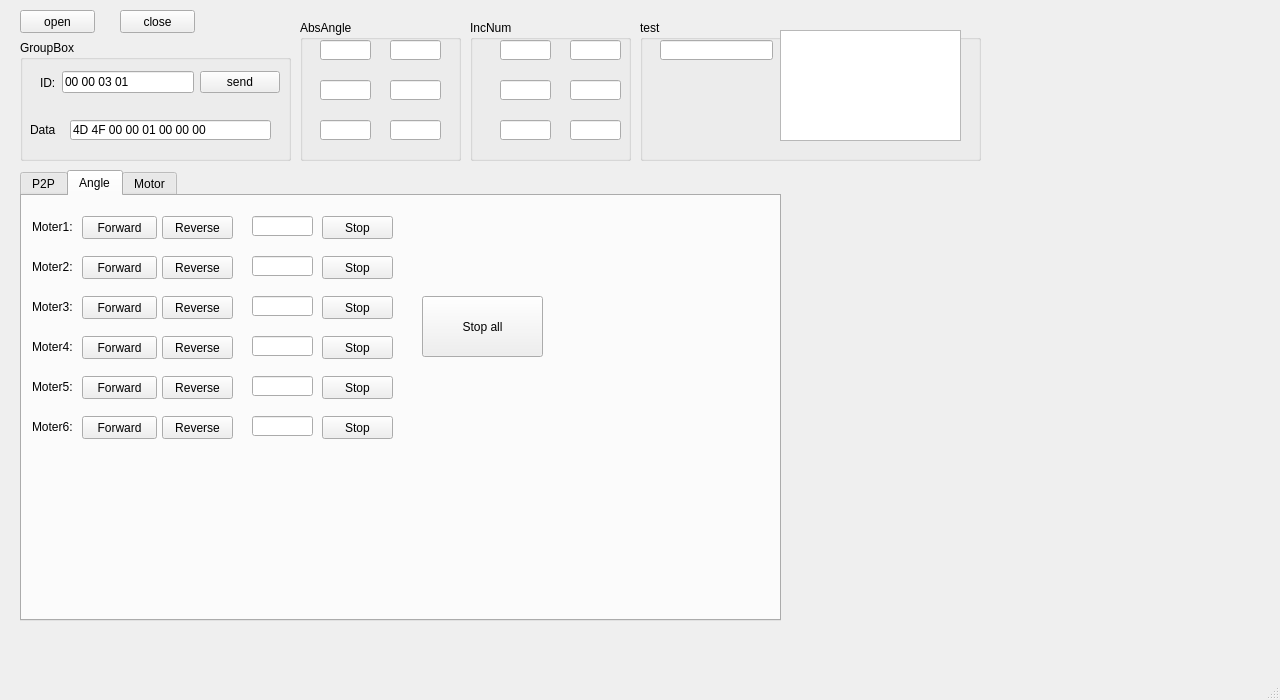
philyc/Manipulator_Controller, file view.ui: the form before one commit.
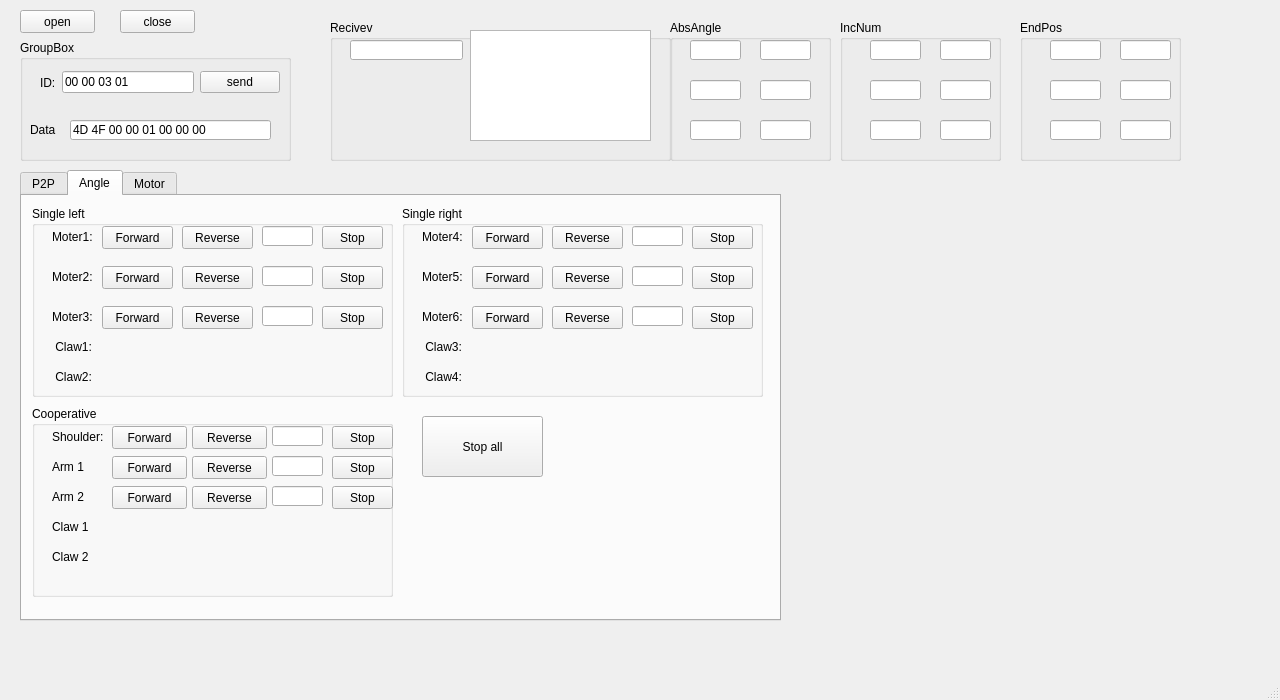
The form after the commit. The open tabs and pages were chosen to show the change. Custom widgets are drawn as their Qt base class.

The edit to the form file:
```diff
--- a/view.ui
+++ b/view.ui
@@ -145,58 +145,102 @@
      <attribute name="title">
       <string>Angle</string>
      </attribute>
+     <widget class="QPushButton" name="btnMoterRunStopAll">
+      <property name="geometry">
+       <rect>
+        <x>400</x>
+        <y>220</y>
+        <width>121</width>
+        <height>61</height>
+       </rect>
+      </property>
+      <property name="text">
+       <string>Stop all</string>
+      </property>
+     </widget>
+     <widget class="QGroupBox" name="SingleRunLeft">
+      <property name="geometry">
+       <rect>
+        <x>10</x>
+        <y>10</y>
+        <width>361</width>
+        <height>191</height>
+       </rect>
+      </property>
+      <property name="title">
+       <string>Single left</string>
+      </property>
+      <widget class="QLabel" name="labMoter2Run">
+       <property name="geometry">
+        <rect>
+         <x>20</x>
+         <y>60</y>
+         <width>41</width>
+         <height>21</height>
+        </rect>
+       </property>
+       <property name="text">
+        <string>Moter2:</string>
+       </property>
+      </widget>
+      <widget class="QLabel" name="labMoter1Run">
+       <property name="geometry">
+        <rect>
+         <x>20</x>
+         <y>20</y>
+         <width>41</width>
+         <height>21</height>
+        </rect>
+       </property>
+       <property name="text">
+        <string>Moter1:</string>
+       </property>
+      </widget>
+      <widget class="QLabel" name="labMoter3Run">
+       <property name="geometry">
+        <rect>
+         <x>20</x>
+         <y>100</y>
+         <width>41</width>
+         <height>21</height>
+        </rect>
+       </property>
+       <property name="text">
+        <string>Moter3:</string>
+       </property>
+      </widget>
+      <widget class="QPushButton" name="btnMoter3RunFor">
+       <property name="geometry">
+        <rect>
+         <x>70</x>
+         <y>100</y>
+         <width>71</width>
+         <height>23</height>
+        </rect>
+       </property>
+       <property name="text">
+        <string>Forward</string>
+       </property>
+      </widget>
      <widget class="QPushButton" name="btnMoter1RunFor">
       <property name="geometry">
        <rect>
-        <x>60</x>
-        <y>20</y>
-        <width>75</width>
-        <height>23</height>
-       </rect>
-      </property>
-      <property name="text">
-       <string>Forward</string>
-      </property>
-     </widget>
-     <widget class="QPushButton" name="btnMoter1RunRev">
-      <property name="geometry">
-       <rect>
-        <x>140</x>
+         <x>70</x>
         <y>20</y>
         <width>71</width>
         <height>23</height>
        </rect>
       </property>
       <property name="text">
-       <string>Reverse</string>
-      </property>
-     </widget>
-     <widget class="QLineEdit" name="edtMoter1RunAngle">
-      <property name="geometry">
-       <rect>
-        <x>230</x>
-        <y>20</y>
-        <width>61</width>
-        <height>20</height>
-       </rect>
-      </property>
-     </widget>
-     <widget class="QLineEdit" name="edtMoter2RunAngle">
-      <property name="geometry">
-       <rect>
-        <x>230</x>
-        <y>60</y>
-        <width>61</width>
-        <height>20</height>
-       </rect>
+        <string>Forward</string>
       </property>
      </widget>
      <widget class="QPushButton" name="btnMoter2RunFor">
       <property name="geometry">
        <rect>
-        <x>60</x>
+         <x>70</x>
         <y>60</y>
-        <width>75</width>
+         <width>71</width>
         <height>23</height>
        </rect>
       </property>
@@ -204,10 +248,23 @@
        <string>Forward</string>
       </property>
      </widget>
+      <widget class="QPushButton" name="btnMoter1RunRev">
+       <property name="geometry">
+        <rect>
+         <x>150</x>
+         <y>20</y>
+         <width>71</width>
+         <height>23</height>
+        </rect>
+       </property>
+       <property name="text">
+        <string>Reverse</string>
+       </property>
+      </widget>
      <widget class="QPushButton" name="btnMoter2RunRev">
       <property name="geometry">
        <rect>
-        <x>140</x>
+         <x>150</x>
         <y>60</y>
         <width>71</width>
         <height>23</height>
@@ -217,20 +274,10 @@
        <string>Reverse</string>
       </property>
      </widget>
-     <widget class="QLineEdit" name="edtMoter3RunAngle">
-      <property name="geometry">
-       <rect>
-        <x>230</x>
-        <y>100</y>
-        <width>61</width>
-        <height>20</height>
-       </rect>
-      </property>
-     </widget>
      <widget class="QPushButton" name="btnMoter3RunRev">
       <property name="geometry">
        <rect>
-        <x>140</x>
+         <x>150</x>
         <y>100</y>
         <width>71</width>
         <height>23</height>
@@ -240,73 +287,165 @@
        <string>Reverse</string>
       </property>
      </widget>
-     <widget class="QPushButton" name="btnMoter3RunFor">
+      <widget class="QLineEdit" name="edtMoter1RunAngle">
       <property name="geometry">
        <rect>
-        <x>60</x>
+         <x>230</x>
+         <y>20</y>
+         <width>51</width>
+         <height>20</height>
+        </rect>
+       </property>
+      </widget>
+      <widget class="QLineEdit" name="edtMoter3RunAngle">
+       <property name="geometry">
+        <rect>
+         <x>230</x>
         <y>100</y>
-        <width>75</width>
+         <width>51</width>
+         <height>20</height>
+        </rect>
+       </property>
+      </widget>
+      <widget class="QLineEdit" name="edtMoter2RunAngle">
+       <property name="geometry">
+        <rect>
+         <x>230</x>
+         <y>60</y>
+         <width>51</width>
+         <height>20</height>
+        </rect>
+       </property>
+      </widget>
+      <widget class="QPushButton" name="btnMoter3RunStop">
+       <property name="geometry">
+        <rect>
+         <x>290</x>
+         <y>100</y>
+         <width>61</width>
         <height>23</height>
        </rect>
       </property>
       <property name="text">
-       <string>Forward</string>
+        <string>Stop</string>
+       </property>
+      </widget>
+      <widget class="QPushButton" name="btnMoter2RunStop">
+       <property name="geometry">
+        <rect>
+         <x>290</x>
+         <y>60</y>
+         <width>61</width>
+         <height>23</height>
+        </rect>
+       </property>
+       <property name="text">
+        <string>Stop</string>
+       </property>
+      </widget>
+      <widget class="QPushButton" name="btnMoter1RunStop">
+       <property name="geometry">
+        <rect>
+         <x>290</x>
+         <y>20</y>
+         <width>61</width>
+         <height>23</height>
+        </rect>
+       </property>
+       <property name="text">
+        <string>Stop</string>
+       </property>
+      </widget>
+      <widget class="QLabel" name="labClaw1Run">
+       <property name="geometry">
+        <rect>
+         <x>20</x>
+         <y>130</y>
+         <width>41</width>
+         <height>21</height>
+        </rect>
+       </property>
+       <property name="text">
+        <string> Claw1:</string>
+       </property>
+      </widget>
+      <widget class="QLabel" name="labClaw2Run">
+       <property name="geometry">
+        <rect>
+         <x>20</x>
+         <y>160</y>
+         <width>41</width>
+         <height>21</height>
+        </rect>
+       </property>
+       <property name="text">
+        <string> Claw2:</string>
+       </property>
+      </widget>
+     </widget>
+     <widget class="QGroupBox" name="SingleRunRight">
+      <property name="geometry">
+       <rect>
+        <x>380</x>
+        <y>10</y>
+        <width>361</width>
+        <height>191</height>
+       </rect>
+      </property>
+      <property name="title">
+       <string>Single right</string>
+      </property>
+      <widget class="QPushButton" name="btnMoter6RunStop">
+       <property name="geometry">
+        <rect>
+         <x>290</x>
+         <y>100</y>
+         <width>61</width>
+         <height>23</height>
+        </rect>
+       </property>
+       <property name="text">
+        <string>Stop</string>
       </property>
      </widget>
      <widget class="QLineEdit" name="edtMoter4RunAngle">
       <property name="geometry">
        <rect>
         <x>230</x>
-        <y>140</y>
-        <width>61</width>
+         <y>20</y>
+         <width>51</width>
         <height>20</height>
        </rect>
       </property>
      </widget>
-     <widget class="QPushButton" name="btnMoter4RunFor">
+      <widget class="QLineEdit" name="edtMoter6RunAngle">
       <property name="geometry">
        <rect>
-        <x>60</x>
-        <y>140</y>
-        <width>75</width>
-        <height>23</height>
-       </rect>
-      </property>
-      <property name="text">
-       <string>Forward</string>
-      </property>
-     </widget>
-     <widget class="QPushButton" name="btnMoter4RunRev">
+         <x>230</x>
+         <y>100</y>
+         <width>51</width>
+         <height>20</height>
+        </rect>
+       </property>
+      </widget>
+      <widget class="QLabel" name="labMoter5Run">
       <property name="geometry">
        <rect>
-        <x>140</x>
-        <y>140</y>
-        <width>71</width>
-        <height>23</height>
+         <x>20</x>
+         <y>60</y>
+         <width>41</width>
+         <height>21</height>
        </rect>
       </property>
       <property name="text">
-       <string>Reverse</string>
-      </property>
-     </widget>
-     <widget class="QPushButton" name="btnMoter5RunFor">
-      <property name="geometry">
-       <rect>
-        <x>60</x>
-        <y>180</y>
-        <width>75</width>
-        <height>23</height>
-       </rect>
-      </property>
-      <property name="text">
-       <string>Forward</string>
+        <string>Moter5:</string>
       </property>
      </widget>
      <widget class="QPushButton" name="btnMoter5RunRev">
       <property name="geometry">
        <rect>
-        <x>140</x>
-        <y>180</y>
+         <x>150</x>
+         <y>60</y>
         <width>71</width>
         <height>23</height>
        </rect>
@@ -315,34 +454,11 @@
        <string>Reverse</string>
       </property>
      </widget>
-     <widget class="QLineEdit" name="edtMoter5RunAngle">
-      <property name="geometry">
-       <rect>
-        <x>230</x>
-        <y>180</y>
-        <width>61</width>
-        <height>20</height>
-       </rect>
-      </property>
-     </widget>
-     <widget class="QPushButton" name="btnMoter6RunFor">
-      <property name="geometry">
-       <rect>
-        <x>60</x>
-        <y>220</y>
-        <width>75</width>
-        <height>23</height>
-       </rect>
-      </property>
-      <property name="text">
-       <string>Forward</string>
-      </property>
-     </widget>
      <widget class="QPushButton" name="btnMoter6RunRev">
       <property name="geometry">
        <rect>
-        <x>140</x>
-        <y>220</y>
+         <x>150</x>
+         <y>100</y>
         <width>71</width>
         <height>23</height>
        </rect>
@@ -351,60 +467,60 @@
        <string>Reverse</string>
       </property>
      </widget>
-     <widget class="QLineEdit" name="edtMoter6RunAngle">
+      <widget class="QPushButton" name="btnMoter5RunFor">
       <property name="geometry">
        <rect>
-        <x>230</x>
-        <y>220</y>
+         <x>70</x>
+         <y>60</y>
+         <width>71</width>
+         <height>23</height>
+        </rect>
+       </property>
+       <property name="text">
+        <string>Forward</string>
+       </property>
+      </widget>
+      <widget class="QPushButton" name="btnMoter5RunStop">
+       <property name="geometry">
+        <rect>
+         <x>290</x>
+         <y>60</y>
         <width>61</width>
+         <height>23</height>
+        </rect>
+       </property>
+       <property name="text">
+        <string>Stop</string>
+       </property>
+      </widget>
+      <widget class="QPushButton" name="btnMoter6RunFor">
+       <property name="geometry">
+        <rect>
+         <x>70</x>
+         <y>100</y>
+         <width>71</width>
+         <height>23</height>
+        </rect>
+       </property>
+       <property name="text">
+        <string>Forward</string>
+       </property>
+      </widget>
+      <widget class="QLineEdit" name="edtMoter5RunAngle">
+       <property name="geometry">
+        <rect>
+         <x>230</x>
+         <y>60</y>
+         <width>51</width>
         <height>20</height>
        </rect>
       </property>
      </widget>
-     <widget class="QLabel" name="labMoter1Run">
-      <property name="geometry">
-       <rect>
-        <x>10</x>
-        <y>20</y>
-        <width>41</width>
-        <height>21</height>
-       </rect>
-      </property>
-      <property name="text">
-       <string>Moter1:</string>
-      </property>
-     </widget>
-     <widget class="QLabel" name="labMoter2Run">
-      <property name="geometry">
-       <rect>
-        <x>10</x>
-        <y>60</y>
-        <width>41</width>
-        <height>21</height>
-       </rect>
-      </property>
-      <property name="text">
-       <string>Moter2:</string>
-      </property>
-     </widget>
-     <widget class="QLabel" name="labMoter3Run">
-      <property name="geometry">
-       <rect>
-        <x>10</x>
-        <y>100</y>
-        <width>41</width>
-        <height>21</height>
-       </rect>
-      </property>
-      <property name="text">
-       <string>Moter3:</string>
-      </property>
-     </widget>
      <widget class="QLabel" name="labMoter4Run">
       <property name="geometry">
        <rect>
-        <x>10</x>
-        <y>140</y>
+         <x>20</x>
+         <y>20</y>
         <width>41</width>
         <height>21</height>
        </rect>
@@ -413,24 +529,50 @@
        <string>Moter4:</string>
       </property>
      </widget>
-     <widget class="QLabel" name="labMoter5Run">
+      <widget class="QPushButton" name="btnMoter4RunRev">
       <property name="geometry">
        <rect>
-        <x>10</x>
-        <y>180</y>
-        <width>41</width>
-        <height>21</height>
+         <x>150</x>
+         <y>20</y>
+         <width>71</width>
+         <height>23</height>
        </rect>
       </property>
       <property name="text">
-       <string>Moter5:</string>
+        <string>Reverse</string>
+       </property>
+      </widget>
+      <widget class="QPushButton" name="btnMoter4RunStop">
+       <property name="geometry">
+        <rect>
+         <x>290</x>
+         <y>20</y>
+         <width>61</width>
+         <height>23</height>
+        </rect>
+       </property>
+       <property name="text">
+        <string>Stop</string>
+       </property>
+      </widget>
+      <widget class="QPushButton" name="btnMoter4RunFor">
+       <property name="geometry">
+        <rect>
+         <x>70</x>
+         <y>20</y>
+         <width>71</width>
+         <height>23</height>
+        </rect>
+       </property>
+       <property name="text">
+        <string>Forward</string>
       </property>
      </widget>
      <widget class="QLabel" name="labMoter6Run">
       <property name="geometry">
        <rect>
-        <x>10</x>
-        <y>220</y>
+         <x>20</x>
+         <y>100</y>
         <width>41</width>
         <height>21</height>
        </rect>
@@ -439,12 +581,100 @@
        <string>Moter6:</string>
       </property>
      </widget>
-     <widget class="QPushButton" name="btnMoter1RunStop">
+      <widget class="QLabel" name="labClaw3Run">
       <property name="geometry">
        <rect>
+         <x>20</x>
+         <y>130</y>
+         <width>41</width>
+         <height>21</height>
+        </rect>
+       </property>
+       <property name="text">
+        <string> Claw3:</string>
+       </property>
+      </widget>
+      <widget class="QLabel" name="labClaw4Run">
+       <property name="geometry">
+        <rect>
+         <x>20</x>
+         <y>160</y>
+         <width>41</width>
+         <height>21</height>
+        </rect>
+       </property>
+       <property name="text">
+        <string> Claw4:</string>
+       </property>
+      </widget>
+     </widget>
+     <widget class="QGroupBox" name="Cooperative">
+      <property name="geometry">
+       <rect>
+        <x>10</x>
+        <y>210</y>
+        <width>361</width>
+        <height>191</height>
+       </rect>
+      </property>
+      <property name="title">
+       <string>Cooperative</string>
+      </property>
+      <widget class="QPushButton" name="btnShoulderCooRunFor">
+       <property name="geometry">
+        <rect>
+         <x>80</x>
+         <y>20</y>
+         <width>75</width>
+         <height>23</height>
+        </rect>
+       </property>
+       <property name="text">
+        <string>Forward</string>
+       </property>
+      </widget>
+      <widget class="QLabel" name="labShoulderCooRun">
+       <property name="geometry">
+        <rect>
+         <x>20</x>
+         <y>20</y>
+         <width>51</width>
+         <height>21</height>
+        </rect>
+       </property>
+       <property name="text">
+        <string>Shoulder:</string>
+       </property>
+      </widget>
+      <widget class="QPushButton" name="btnShoulderCooRunRev">
+       <property name="geometry">
+        <rect>
+         <x>160</x>
+         <y>20</y>
+         <width>75</width>
+         <height>23</height>
+        </rect>
+       </property>
+       <property name="text">
+        <string>Reverse</string>
+       </property>
+      </widget>
+      <widget class="QLineEdit" name="edtShoulderCooRunAngle">
+       <property name="geometry">
+        <rect>
+         <x>240</x>
+         <y>20</y>
+         <width>51</width>
+         <height>20</height>
+        </rect>
+       </property>
+      </widget>
+      <widget class="QPushButton" name="btnShoulderCooRunStop">
+       <property name="geometry">
+        <rect>
         <x>300</x>
         <y>20</y>
-        <width>71</width>
+         <width>61</width>
         <height>23</height>
        </rect>
       </property>
@@ -452,12 +682,12 @@
        <string>Stop</string>
       </property>
      </widget>
-     <widget class="QPushButton" name="btnMoter2RunStop">
+      <widget class="QPushButton" name="btnArm1CooRunStop">
       <property name="geometry">
        <rect>
         <x>300</x>
-        <y>60</y>
-        <width>71</width>
+         <y>50</y>
+         <width>61</width>
         <height>23</height>
        </rect>
       </property>
@@ -465,12 +695,61 @@
        <string>Stop</string>
       </property>
      </widget>
-     <widget class="QPushButton" name="btnMoter3RunStop">
+      <widget class="QLineEdit" name="edtArm1CooRunAngle">
       <property name="geometry">
        <rect>
+         <x>240</x>
+         <y>50</y>
+         <width>51</width>
+         <height>20</height>
+        </rect>
+       </property>
+      </widget>
+      <widget class="QPushButton" name="btnArm1CooRunFor">
+       <property name="geometry">
+        <rect>
+         <x>80</x>
+         <y>50</y>
+         <width>75</width>
+         <height>23</height>
+        </rect>
+       </property>
+       <property name="text">
+        <string>Forward</string>
+       </property>
+      </widget>
+      <widget class="QPushButton" name="btnArm1CooRunRev">
+       <property name="geometry">
+        <rect>
+         <x>160</x>
+         <y>50</y>
+         <width>75</width>
+         <height>23</height>
+        </rect>
+       </property>
+       <property name="text">
+        <string>Reverse</string>
+       </property>
+      </widget>
+      <widget class="QLabel" name="labArm1CooRun">
+       <property name="geometry">
+        <rect>
+         <x>20</x>
+         <y>50</y>
+         <width>51</width>
+         <height>21</height>
+        </rect>
+       </property>
+       <property name="text">
+        <string>Arm 1</string>
+       </property>
+      </widget>
+      <widget class="QPushButton" name="btnArm2CooRunStop">
+       <property name="geometry">
+        <rect>
         <x>300</x>
-        <y>100</y>
-        <width>71</width>
+         <y>80</y>
+         <width>61</width>
         <height>23</height>
        </rect>
       </property>
@@ -478,57 +757,81 @@
        <string>Stop</string>
       </property>
      </widget>
-     <widget class="QPushButton" name="btnMoter4RunStop">
+      <widget class="QLineEdit" name="edtArm2CooRunAngle">
       <property name="geometry">
        <rect>
-        <x>300</x>
+         <x>240</x>
+         <y>80</y>
+         <width>51</width>
+         <height>20</height>
+        </rect>
+       </property>
+      </widget>
+      <widget class="QPushButton" name="btnArm2CooRunRev">
+       <property name="geometry">
+        <rect>
+         <x>160</x>
+         <y>80</y>
+         <width>75</width>
+         <height>23</height>
+        </rect>
+       </property>
+       <property name="text">
+        <string>Reverse</string>
+       </property>
+      </widget>
+      <widget class="QPushButton" name="btnArm2CooRunFor">
+       <property name="geometry">
+        <rect>
+         <x>80</x>
+         <y>80</y>
+         <width>75</width>
+         <height>23</height>
+        </rect>
+       </property>
+       <property name="text">
+        <string>Forward</string>
+       </property>
+      </widget>
+      <widget class="QLabel" name="labArm2CooRun">
+       <property name="geometry">
+        <rect>
+         <x>20</x>
+         <y>80</y>
+         <width>51</width>
+         <height>21</height>
+        </rect>
+       </property>
+       <property name="text">
+        <string>Arm 2</string>
+       </property>
+      </widget>
+      <widget class="QLabel" name="labClaw1CooRun">
+       <property name="geometry">
+        <rect>
+         <x>20</x>
+         <y>110</y>
+         <width>51</width>
+         <height>21</height>
+        </rect>
+       </property>
+       <property name="text">
+        <string>Claw 1</string>
+       </property>
+      </widget>
+      <widget class="QLabel" name="labClaw2CooRun">
+       <property name="geometry">
+        <rect>
+         <x>20</x>
         <y>140</y>
-        <width>71</width>
-        <height>23</height>
+         <width>51</width>
+         <height>21</height>
        </rect>
       </property>
       <property name="text">
-       <string>Stop</string>
-      </property>
-     </widget>
-     <widget class="QPushButton" name="btnMoter5RunStop">
-      <property name="geometry">
-       <rect>
-        <x>300</x>
-        <y>180</y>
-        <width>71</width>
-        <height>23</height>
-       </rect>
-      </property>
-      <property name="text">
-       <string>Stop</string>
-      </property>
-     </widget>
-     <widget class="QPushButton" name="btnMoter6RunStop">
-      <property name="geometry">
-       <rect>
-        <x>300</x>
-        <y>220</y>
-        <width>71</width>
-        <height>23</height>
-       </rect>
-      </property>
-      <property name="text">
-       <string>Stop</string>
-      </property>
-     </widget>
-     <widget class="QPushButton" name="btnMoter1RunStopAll">
-      <property name="geometry">
-       <rect>
-        <x>400</x>
-        <y>100</y>
-        <width>121</width>
-        <height>61</height>
-       </rect>
-      </property>
-      <property name="text">
-       <string>Stop all</string>
-      </property>
+        <string>Claw 2</string>
+       </property>
+      </widget>
      </widget>
     </widget>
     <widget class="QWidget" name="tabSingle">
@@ -553,14 +856,14 @@
    <widget class="QGroupBox" name="grpTest">
     <property name="geometry">
      <rect>
-      <x>640</x>
+      <x>330</x>
       <y>20</y>
       <width>341</width>
       <height>141</height>
      </rect>
     </property>
     <property name="title">
-     <string>test</string>
+     <string>Recivev</string>
     </property>
     <widget class="QLineEdit" name="edttest1">
      <property name="geometry">
@@ -586,7 +889,7 @@
    <widget class="QGroupBox" name="grpAbsAngle">
     <property name="geometry">
      <rect>
-      <x>300</x>
+      <x>670</x>
       <y>20</y>
       <width>161</width>
       <height>141</height>
@@ -659,7 +962,7 @@
    <widget class="QGroupBox" name="grpIncNum">
     <property name="geometry">
      <rect>
-      <x>470</x>
+      <x>840</x>
       <y>20</y>
       <width>161</width>
       <height>141</height>
@@ -729,65 +1032,78 @@
      </property>
     </widget>
    </widget>
-   <widget class="QCustomPlot" name="wgtMoter1" native="true">
+   <widget class="QGroupBox" name="grpIncNum_2">
     <property name="geometry">
      <rect>
-      <x>810</x>
-      <y>180</y>
-      <width>231</width>
+      <x>1020</x>
+      <y>20</y>
+      <width>161</width>
       <height>141</height>
      </rect>
     </property>
-   </widget>
-   <widget class="QCustomPlot" name="wgtMoter2" native="true">
+    <property name="title">
+     <string>EndPos</string>
+    </property>
+    <widget class="QLineEdit" name="edtLeftEndPosZ">
+     <property name="geometry">
+      <rect>
+       <x>30</x>
+       <y>100</y>
+       <width>51</width>
+       <height>20</height>
+      </rect>
+     </property>
+    </widget>
+    <widget class="QLineEdit" name="edtRightEndPosY">
     <property name="geometry">
      <rect>
-      <x>1050</x>
-      <y>180</y>
-      <width>221</width>
-      <height>141</height>
+       <x>100</x>
+       <y>60</y>
+       <width>51</width>
+       <height>20</height>
      </rect>
     </property>
    </widget>
-   <widget class="QCustomPlot" name="wgtMoter3" native="true">
+    <widget class="QLineEdit" name="edtRightEndPosX">
     <property name="geometry">
      <rect>
-      <x>810</x>
-      <y>330</y>
-      <width>231</width>
-      <height>141</height>
+       <x>100</x>
+       <y>20</y>
+       <width>51</width>
+       <height>20</height>
      </rect>
     </property>
    </widget>
-   <widget class="QCustomPlot" name="wgtMoter4" native="true">
+    <widget class="QLineEdit" name="edtLeftEndPosY">
     <property name="geometry">
      <rect>
-      <x>1050</x>
-      <y>330</y>
-      <width>221</width>
-      <height>141</height>
+       <x>30</x>
+       <y>60</y>
+       <width>51</width>
+       <height>20</height>
      </rect>
     </property>
    </widget>
-   <widget class="QCustomPlot" name="wgtMoter5" native="true">
+    <widget class="QLineEdit" name="edtRightEndPosZ">
     <property name="geometry">
      <rect>
-      <x>810</x>
-      <y>480</y>
-      <width>231</width>
-      <height>131</height>
+       <x>100</x>
+       <y>100</y>
+       <width>51</width>
+       <height>20</height>
      </rect>
     </property>
    </widget>
-   <widget class="QCustomPlot" name="wgtMoter6" native="true">
+    <widget class="QLineEdit" name="edtLeftEndPosX">
     <property name="geometry">
      <rect>
-      <x>1050</x>
-      <y>480</y>
-      <width>221</width>
-      <height>141</height>
-     </rect>
-    </property>
+       <x>30</x>
+       <y>20</y>
+       <width>51</width>
+       <height>20</height>
+      </rect>
+     </property>
+    </widget>
    </widget>
   </widget>
   <widget class="QMenuBar" name="menubar">
```
Left out of the diff: 74 changed lines with no effect on the pictures. Lines whose indentation alone changed are shown as unchanged.
